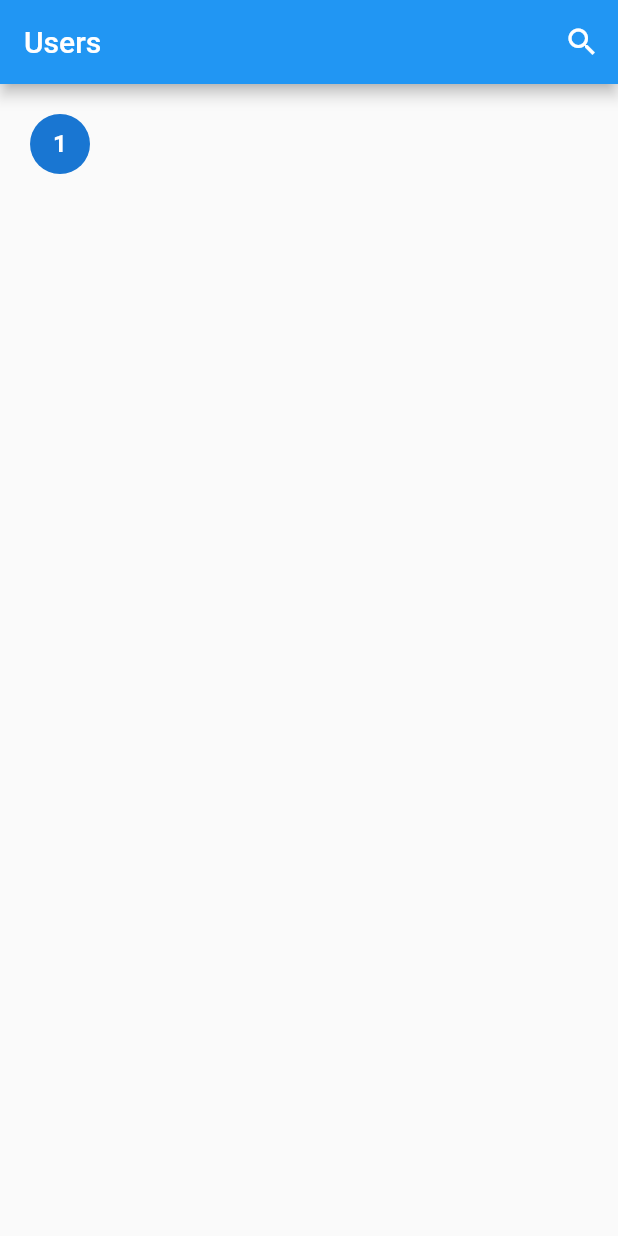
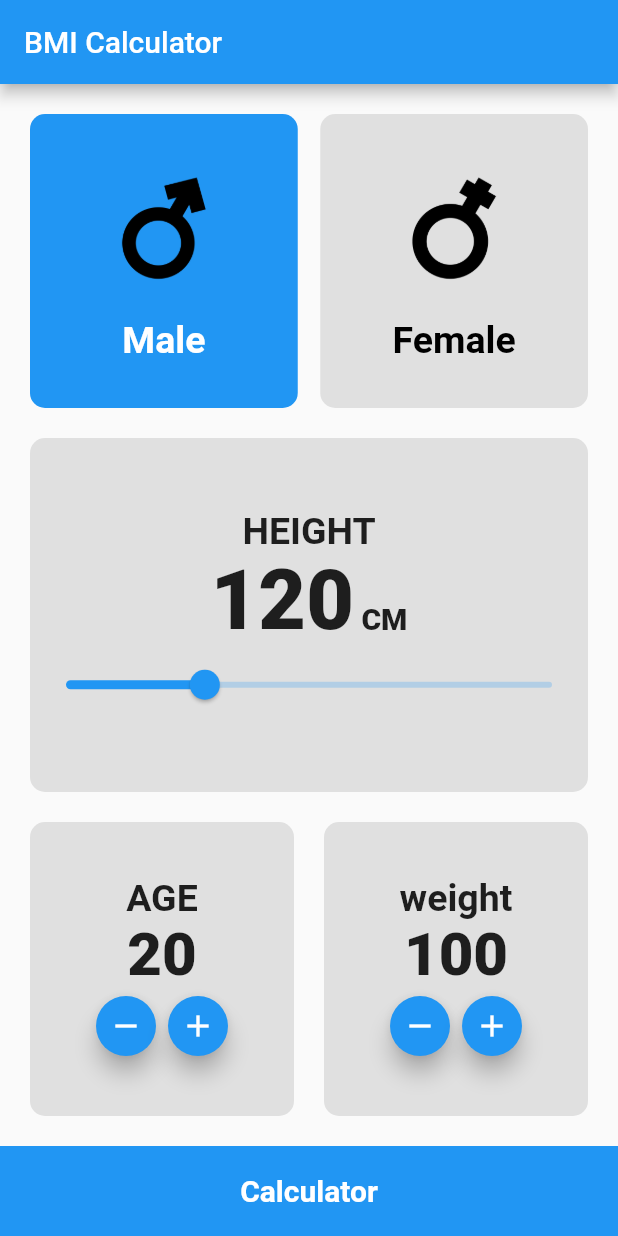
Before and after one commit to AhmedShawkyGad92/first_app, a Flutter app: the screen it shows after launch, on a phone screen of 412 x 824 dp. Run offline on Flutter 3.47's test engine with Material 2 defaults, Android fonts, the phone set to English and light mode, and no system bars.

Commit message:
AddBmiScreen

```diff
--- /dev/null
+++ b/lib/bmi_screen.dart
@@ -0,0 +1,299 @@
+// ignore_for_file: prefer_const_constructors, prefer_const_literals_to_create_immutables, avoid_print
+
+import 'dart:math';
+
+import 'package:first_app/bmi_result_screen.dart';
+import 'package:flutter/material.dart';
+import 'package:flutter/widgets.dart';
+
+class BmiScreen extends StatefulWidget {
+  const BmiScreen({Key? key}) : super(key: key);
+
+  @override
+  _BmiScreenState createState() => _BmiScreenState();
+}
+
+class _BmiScreenState extends State<BmiScreen> {
+  bool isMale = true;
+  double height = 120.0;
+  int weight = 100;
+  int age = 20;
+  @override
+  Widget build(BuildContext context) {
+    return Scaffold(
+      appBar: AppBar(
+        title: Text('BMI Calculator'),
+      ),
+      // // // // // //
+      // // Body// // //
+      // // // // // //
+      body: Column(
+        children: [
+          Expanded(
+              child: Padding(
+                  padding: EdgeInsets.all(20.0),
+                  child: Row(
+                    children: [
+                      Expanded(
+                        child: GestureDetector(
+                          onTap: () {
+                            setState(() {
+                              isMale = true;
+                            });
+                          },
+                          child: Container(
+                            decoration: BoxDecoration(
+                                borderRadius: BorderRadius.circular(10.0),
+                                color: isMale ? Colors.blue : Colors.grey[300]),
+                            child: Column(
+                              mainAxisAlignment: MainAxisAlignment.center,
+                              children: [
+                                Image(
+                                  image: AssetImage('images/male.png'),
+                                  width: 90,
+                                  height: 90,
+                                ),
+                                SizedBox(
+                                  height: 15.0,
+                                ),
+                                Text(
+                                  'Male',
+                                  style: TextStyle(
+                                      fontSize: 25.0,
+                                      fontWeight: FontWeight.bold,
+                                      color:
+                                          isMale ? Colors.white : Colors.black),
+                                ),
+                              ],
+                            ),
+                          ),
+                        ),
+                      ),
+                      SizedBox(
+                        width: 15.0,
+                      ),
+                      Expanded(
+                        child: GestureDetector(
+                          onTap: () {
+                            setState(() {
+                              isMale = false;
+                            });
+                          },
+                          child: Container(
+                            decoration: BoxDecoration(
+                                borderRadius: BorderRadius.circular(10.0),
+                                color:
+                                    !isMale ? Colors.blue : Colors.grey[300]),
+                            child: Column(
+                              mainAxisAlignment: MainAxisAlignment.center,
+                              children: [
+                                Image(
+                                  image: AssetImage('images/female.png'),
+                                  width: 90,
+                                  height: 90,
+                                ),
+                                SizedBox(
+                                  height: 15.0,
+                                ),
+                                Text(
+                                  'Female',
+                                  style: TextStyle(
+                                      fontSize: 25.0,
+                                      fontWeight: FontWeight.bold,
+                                      color: !isMale
+                                          ? Colors.white
+                                          : Colors.black),
+                                ),
+                              ],
+                            ),
+                          ),
+                        ),
+                      ),
+                    ],
+                  ))),
+          // // // // // //
+          // // Second Part // // //
+          // // // // // //
+          Expanded(
+              child: Padding(
+                  padding: EdgeInsets.symmetric(horizontal: 20.0),
+                  child: Container(
+                    decoration: BoxDecoration(
+                        borderRadius: BorderRadius.circular(10.0),
+                        color: Colors.grey[300]),
+                    child: Column(
+                      mainAxisAlignment: MainAxisAlignment.center,
+                      children: [
+                        Text(
+                          'HEIGHT',
+                          style: TextStyle(
+                              fontSize: 25.0, fontWeight: FontWeight.bold),
+                        ),
+                        Row(
+                          crossAxisAlignment: CrossAxisAlignment.baseline,
+                          mainAxisAlignment: MainAxisAlignment.center,
+                          textBaseline: TextBaseline.alphabetic,
+                          children: [
+                            Text(
+                              '${height.round()}',
+                              style: TextStyle(
+                                  fontSize: 55.0, fontWeight: FontWeight.w900),
+                            ),
+                            SizedBox(
+                              width: 5.0,
+                            ),
+                            Text(
+                              'CM',
+                              style: TextStyle(
+                                  fontSize: 20.0, fontWeight: FontWeight.w900),
+                            ),
+                          ],
+                        ),
+                        Slider(
+                            value: height,
+                            max: 220.0,
+                            min: 80.0,
+                            onChanged: (value) {
+                              setState(() {
+                                height = value;
+                              });
+                            })
+                      ],
+                    ),
+                  ))),
+          // // // // // //
+          // // Third Part // // //
+          // // // // // //
+          Expanded(
+              child: Padding(
+                  padding: EdgeInsets.all(20.0),
+                  child: Row(
+                    children: [
+                      Expanded(
+                        child: Container(
+                          decoration: BoxDecoration(
+                              borderRadius: BorderRadius.circular(10.0),
+                              color: Colors.grey[300]),
+                          child: Column(
+                            mainAxisAlignment: MainAxisAlignment.center,
+                            children: [
+                              Text(
+                                'AGE',
+                                style: TextStyle(
+                                    fontSize: 25.0,
+                                    fontWeight: FontWeight.bold),
+                              ),
+                              Text(
+                                '$age',
+                                style: TextStyle(
+                                    fontSize: 40.0,
+                                    fontWeight: FontWeight.w900),
+                              ),
+                              Row(
+                                mainAxisAlignment: MainAxisAlignment.center,
+                                children: [
+                                  FloatingActionButton(
+                                    onPressed: () {
+                                      setState(() {
+                                        age--;
+                                      });
+                                    },
+                                    mini: true,
+                                    child: Icon(Icons.remove),
+                                  ),
+                                  FloatingActionButton(
+                                    onPressed: () {
+                                      setState(() {
+                                        age++;
+                                      });
+                                    },
+                                    mini: true,
+                                    child: Icon(Icons.add),
+                                  ),
+                                ],
+                              )
+                            ],
+                          ),
+                        ),
+                      ),
+                      SizedBox(width: 20.0),
+                      Expanded(
+                        child: Container(
+                          decoration: BoxDecoration(
+                              borderRadius: BorderRadius.circular(10.0),
+                              color: Colors.grey[300]),
+                          child: Column(
+                            mainAxisAlignment: MainAxisAlignment.center,
+                            children: [
+                              Text(
+                                'weight',
+                                style: TextStyle(
+                                    fontSize: 25.0,
+                                    fontWeight: FontWeight.bold),
+                              ),
+                              Text(
+                                '$weight',
+                                style: TextStyle(
+                                    fontSize: 40.0,
+                                    fontWeight: FontWeight.w900),
+                              ),
+                              Row(
+                                mainAxisAlignment: MainAxisAlignment.center,
+                                children: [
+                                  FloatingActionButton(
+                                    onPressed: () {
+                                      setState(() {
+                                        weight--;
+                                      });
+                                    },
+                                    mini: true,
+                                    child: Icon(Icons.remove),
+                                  ),
+                                  FloatingActionButton(
+                                    onPressed: () {
+                                      setState(() {
+                                        weight++;
+                                      });
+                                    },
+                                    mini: true,
+                                    child: Icon(Icons.add),
+                                  ),
+                                ],
+                              ),
+                            ],
+                          ),
+                        ),
+                      ),
+                    ],
+                  ))),
+          Container(
+            color: Colors.blue,
+            width: double.infinity,
+            height: 60.0,
+            child: MaterialButton(
+              onPressed: () {
+                var result = weight / pow(height / 100, 2);
+                Navigator.push(
+                    context,
+                    MaterialPageRoute(
+                      builder: (context) => BmiResultScreen(
+                        age: age,
+                        isMale: isMale,
+                        result: result,
+                      ),
+                    ));
+              },
+              child: Text(
+                'Calculator',
+                style: TextStyle(
+                    fontWeight: FontWeight.bold,
+                    fontSize: 20.0,
+                    color: Colors.white),
+              ),
+            ),
+          ),
+        ],
+      ),
+    );
+  }
+}
--- a/lib/home_screen.dart
+++ b/lib/home_screen.dart
@@ -1,6 +1,4 @@
 // ignore_for_file: prefer_const_constructors, prefer_const_literals_to_create_immutables, avoid_print, avoid_unnecessary_containers
-
-import 'dart:ui';
 
 import 'package:flutter/material.dart';
 
--- a/lib/main.dart
+++ b/lib/main.dart
@@ -1,7 +1,10 @@
 // ignore_for_file: prefer_const_constructors, unused_import, duplicate_ignore
 // ignore: unused_import
+import 'package:first_app/counter_screen.dart';
 import 'package:first_app/users_Screen.dart';
 
+import 'bmi_result_screen.dart';
+import 'bmi_screen.dart';
 import 'home_screen.dart';
 import 'login_screen.dart';
 import 'package:flutter/material.dart';
@@ -15,7 +18,7 @@ class MyApp extends StatelessWidget {
   Widget build(BuildContext context) {
     return MaterialApp(
       debugShowCheckedModeBanner: false,
-      home: UsersScreen(),
+      home: BmiScreen(),
     );
   }
 }
--- a/pubspec.yaml
+++ b/pubspec.yaml
@@ -59,10 +59,9 @@ flutter:
   # the material Icons class.
   uses-material-design: true
 
+  assets:
+    - images/
   # To add assets to your application, add an assets section, like this:
-  # assets:
-  #   - images/a_dot_burr.jpeg
-  #   - images/a_dot_ham.jpeg
 
   # An image asset can refer to one or more resolution-specific "variants", see
   # https://flutter.dev/assets-and-images/#resolution-aware.
```
Also changed, not shown: lib/bmi_result_screen.dart (added, +47 -0 lines), lib/counter_screen.dart (added, +59 -0 lines), lib/users_Screen.dart (+63 -14 lines), images/female.png (added), images/male.png (added).
